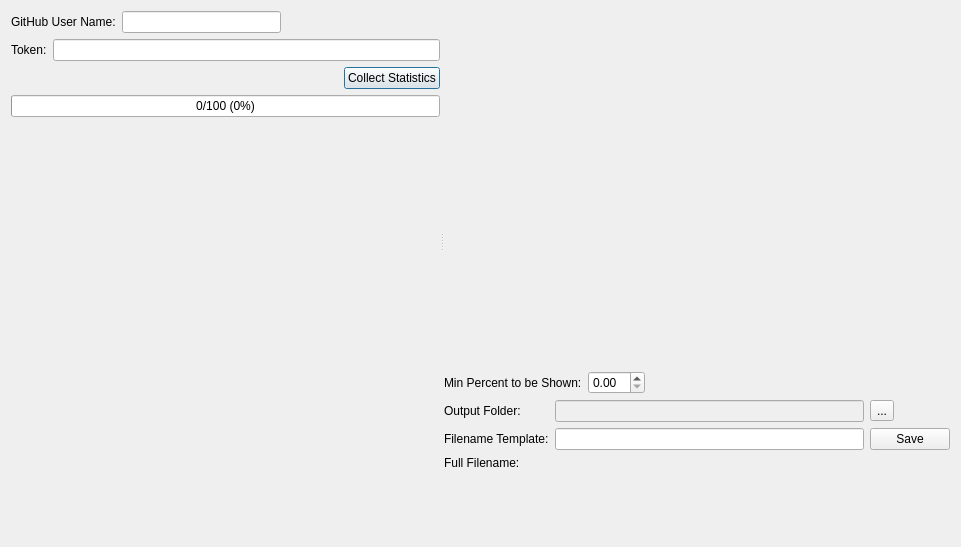
Old version of the form git_stats_plate_gen/gui/ui/main_dialog.ui in the repository DiPaolo/git-stats-plate-gen.
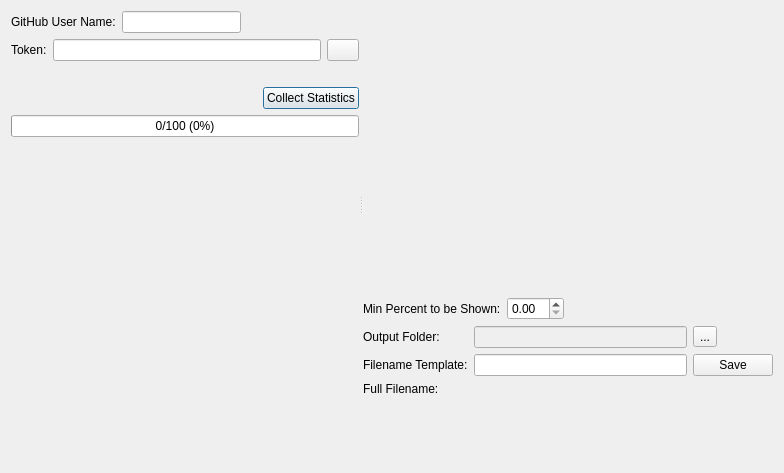
New version of the form. Custom widgets are drawn as their Qt base class.

Commit message: add help for token

What changed in the file:
```diff
--- a/git_stats_plate_gen/gui/ui/main_dialog.ui
+++ b/git_stats_plate_gen/gui/ui/main_dialog.ui
@@ -6,8 +6,8 @@
    <rect>
     <x>0</x>
     <y>0</y>
-    <width>961</width>
-    <height>547</height>
+    <width>784</width>
+    <height>473</height>
    </rect>
   </property>
   <property name="windowTitle">
@@ -64,8 +64,57 @@
            </property>
           </widget>
          </item>
+         <item>
+          <widget class="QPushButton" name="show_token_help">
+           <property name="sizePolicy">
+            <sizepolicy hsizetype="Fixed" vsizetype="Fixed">
+             <horstretch>0</horstretch>
+             <verstretch>0</verstretch>
+            </sizepolicy>
+           </property>
+           <property name="minimumSize">
+            <size>
+             <width>16</width>
+             <height>16</height>
+            </size>
+           </property>
+           <property name="maximumSize">
+            <size>
+             <width>32</width>
+             <height>32</height>
+            </size>
+           </property>
+           <property name="text">
+            <string/>
+           </property>
+           <property name="checkable">
+            <bool>true</bool>
+           </property>
+           <property name="autoDefault">
+            <bool>false</bool>
+           </property>
+          </widget>
+         </item>
         </layout>
        </item>
+       <item>
+        <widget class="QLabel" name="token_help">
+         <property name="font">
+          <font>
+           <pointsize>9</pointsize>
+          </font>
+         </property>
+         <property name="text">
+          <string>&lt;will be set programmatically&gt;</string>
+         </property>
+         <property name="wordWrap">
+          <bool>true</bool>
+         </property>
+         <property name="openExternalLinks">
+          <bool>true</bool>
+         </property>
+        </widget>
+       </item>
        <item>
         <layout class="QHBoxLayout" name="horizontalLayout_6">
          <item>
```
Left out of the diff: 68 changed lines with no effect on the pictures. The commit also changes 2 other files.
